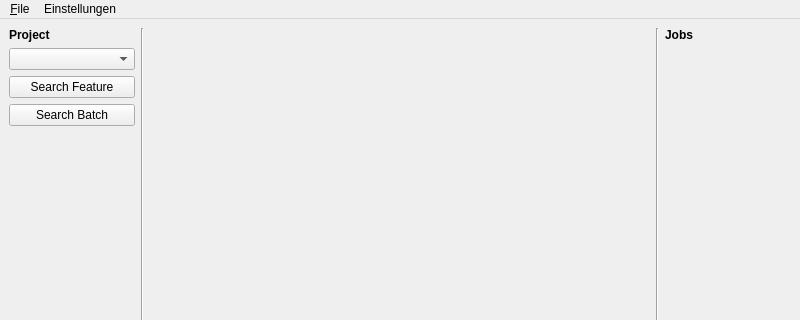
Old version of the form src/guiapp/forms/mainwindow.ui in the repository uly55e5/PepDB; both pictures show x 0 to 800 and y 0 to 320 of the 800 by 600 pixel window.
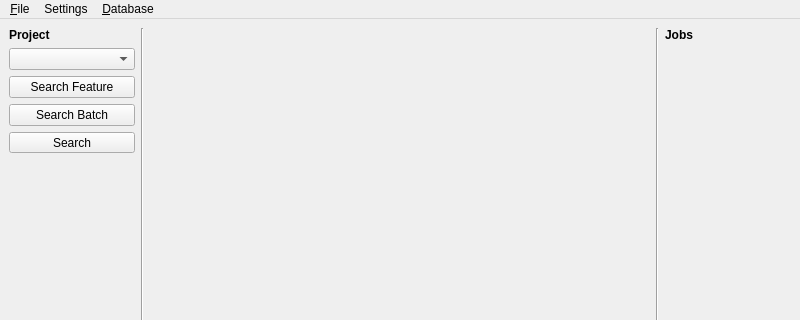
New version of the form.

Diff of the .ui file:
```diff
--- a/src/guiapp/forms/mainwindow.ui
+++ b/src/guiapp/forms/mainwindow.ui
@@ -53,6 +53,19 @@
         </property>
        </widget>
       </item>
+      <item>
+       <widget class="QToolButton" name="btnSearch">
+        <property name="sizePolicy">
+         <sizepolicy hsizetype="Expanding" vsizetype="Fixed">
+          <horstretch>0</horstretch>
+          <verstretch>0</verstretch>
+         </sizepolicy>
+        </property>
+        <property name="text">
+         <string>Search</string>
+        </property>
+       </widget>
+      </item>
       <item>
        <spacer name="verticalSpacer">
         <property name="orientation">
@@ -143,13 +156,22 @@
     <addaction name="separator"/>
     <addaction name="actionExit"/>
    </widget>
-   <widget class="QMenu" name="menuEinstellungen">
+   <widget class="QMenu" name="menuSettings">
     <property name="title">
-     <string>Einstellungen</string>
+     <string>Settings</string>
     </property>
+    <addaction name="actionSettings"/>
+    <addaction name="actionProject_settings"/>
+   </widget>
+   <widget class="QMenu" name="menuDatabase">
+    <property name="title">
+     <string>&amp;Database</string>
+    </property>
+    <addaction name="actionNewDatabase"/>
    </widget>
    <addaction name="menu_File"/>
-   <addaction name="menuEinstellungen"/>
+   <addaction name="menuSettings"/>
+   <addaction name="menuDatabase"/>
   </widget>
   <widget class="QStatusBar" name="statusbar"/>
   <action name="actionExit">
```
Left out of the diff: 15 changed lines with no effect on the pictures.
